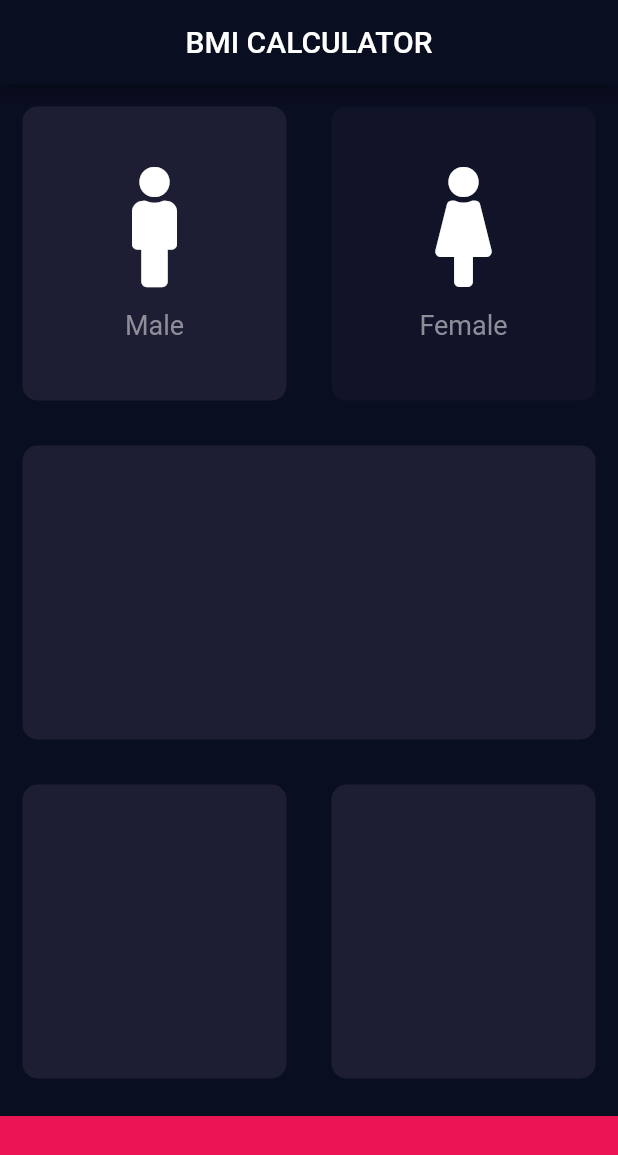
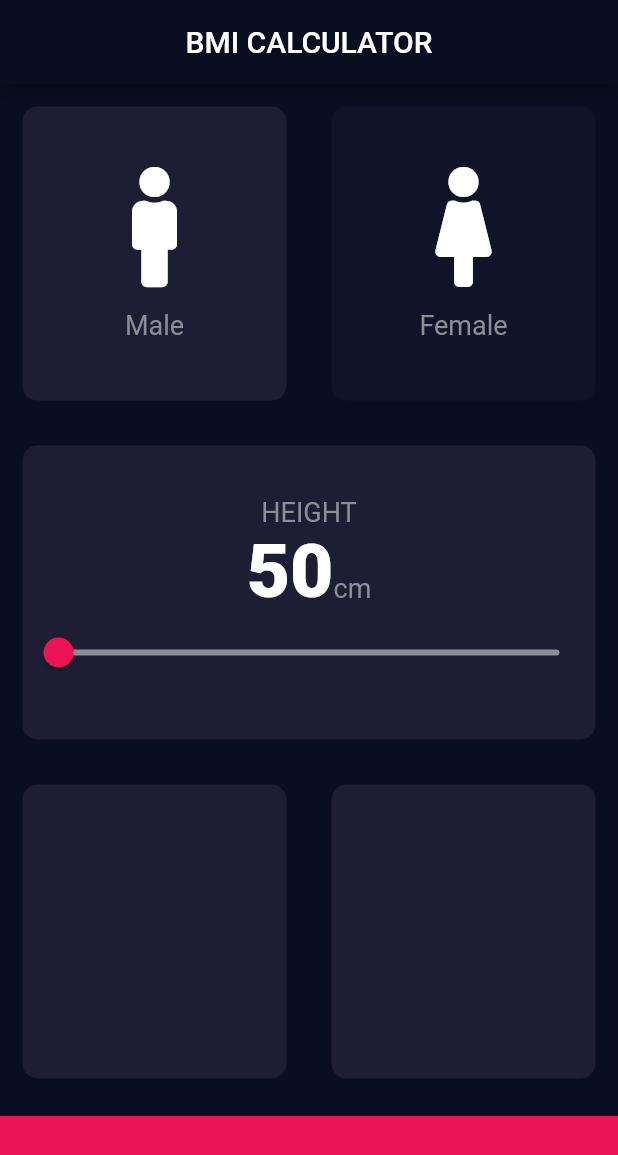
Before and after one commit to ishvar99/flutter_bmi_calculator, a Flutter app: the screen it shows after launch, on a phone screen of 412 x 824 dp. Shown: the top 1155 px of the screen. Run offline on Flutter 3.47's test engine with Material 2 defaults, Android fonts, the phone set to English and light mode, and no system bars; our stand-ins replace font_awesome_flutter.

Commit message:
added slider container

```diff
--- a/lib/main.dart
+++ b/lib/main.dart
@@ -1,16 +1,25 @@
 import 'package:flutter/material.dart';
 import './screens/home.dart';
+
 void main() => runApp(MyApp());
+
 class MyApp extends StatelessWidget {
   @override
   Widget build(BuildContext context) {
     return MaterialApp(
-      theme: ThemeData.dark(
-      ).copyWith(
-        primaryColor: Color(0xFF0A0E21),
-        scaffoldBackgroundColor: Color(0xFF0A0E21)
-      ),
-      home: Home()
-    );
+        theme: ThemeData.dark().copyWith(
+            primaryColor: Color(0xFF0A0E21),
+            scaffoldBackgroundColor: Color(0xFF0A0E21),
+            textTheme: TextTheme(
+              display1: TextStyle(
+                fontSize: 18,
+                color: Color(0xFF8D8E98),
+              ),
+              display2: TextStyle(
+                fontSize: 50,
+                fontWeight: FontWeight.w900
+              )
+            )),
+        home: Home());
   }
 }
--- a/lib/screens/home.dart
+++ b/lib/screens/home.dart
@@ -5,16 +5,19 @@ import '../widgets/iconContent.dart';
 import 'package:font_awesome_flutter/font_awesome_flutter.dart';
 
 const activeCardColor = Color(0xFF1D1E33);
-const inactiveCardColor=Color(0xFF111328);
+const inactiveCardColor = Color(0xFF111328);
 const bottomContainerHeight = 80.0;
 const bottomContainerColor = Color(0xFFEB1555);
-enum Gender{male,female}
+enum Gender { male, female }
+
 class Home extends StatefulWidget {
   @override
   _HomeState createState() => _HomeState();
 }
+
 class _HomeState extends State<Home> {
-Gender selectedGender=Gender.male;
+  Gender selectedGender = Gender.male;
+  double sliderValue = 50.0;
   @override
   Widget build(BuildContext context) {
     return Scaffold(
@@ -22,30 +25,40 @@ Gender selectedGender=Gender.male;
         title: Center(child: Text('BMI CALCULATOR')),
       ),
       body: Column(
+        crossAxisAlignment: CrossAxisAlignment.stretch,
         children: <Widget>[
           Expanded(
             child: Row(
               children: <Widget>[
                 Expanded(
                   child: myCard(
-                      tapped:(){
+                      tapped: () {
                         setState(() {
-                          selectedGender=Gender.male;
+                          selectedGender = Gender.male;
                         });
                       },
-                    cardChild: iconContent(icon:FontAwesomeIcons.male,iconLabel: 'Male',),
-                    color:selectedGender==Gender.male?activeCardColor:inactiveCardColor
+                      cardChild: iconContent(
+                        icon: FontAwesomeIcons.male,
+                        iconLabel: 'Male',
                       ),
+                      color: selectedGender == Gender.male
+                          ? activeCardColor
+                          : inactiveCardColor),
                 ),
                 Expanded(
                   child: myCard(
-                      tapped:(){
+                    tapped: () {
                       setState(() {
-                        selectedGender=Gender.female;
+                        selectedGender = Gender.female;
                       });
                     },
-                      cardChild: iconContent(icon:FontAwesomeIcons.female,iconLabel: 'Female',),
-                      color: selectedGender==Gender.female?activeCardColor:inactiveCardColor,
+                    cardChild: iconContent(
+                      icon: FontAwesomeIcons.female,
+                      iconLabel: 'Female',
+                    ),
+                    color: selectedGender == Gender.female
+                        ? activeCardColor
+                        : inactiveCardColor,
                   ),
                 ),
               ],
@@ -53,6 +66,40 @@ Gender selectedGender=Gender.male;
           ),
           Expanded(
             child: myCard(
+              cardChild: Column(
+                mainAxisAlignment: MainAxisAlignment.center,
+                crossAxisAlignment: CrossAxisAlignment.center,
+                children: <Widget>[
+                  Text(
+                    'HEIGHT',
+                    style: Theme.of(context).textTheme.display1,
+                  ),
+                  Row(
+                    mainAxisAlignment: MainAxisAlignment.center,
+                    crossAxisAlignment: CrossAxisAlignment.baseline,
+                    textBaseline: TextBaseline.alphabetic,
+                    children: <Widget>[
+                      Text(
+                        sliderValue.round().toString(),
+                        style: Theme.of(context).textTheme.display2,
+                      ),
+                      Text('cm', style: Theme.of(context).textTheme.display1),
+                    ],
+                  ),
+                  Slider(
+                    min: 50.0,
+                    max: 350.0,
+                    activeColor: Color(0xFFEB1555),
+                    inactiveColor: Color(0xFF8D8E98),
+                    value: sliderValue,
+                    onChanged: (val) {
+                      setState(() {
+                        sliderValue = val;
+                      });
+                    },
+                  )
+                ],
+              ),
               color: activeCardColor,
             ),
           ),
--- a/lib/widgets/iconContent.dart
+++ b/lib/widgets/iconContent.dart
@@ -16,10 +16,7 @@ class iconContent extends StatelessWidget {
         Text(
           iconLabel,
           textAlign: TextAlign.center,
-          style: TextStyle(
-            fontSize: 18,
-            color: Color(0xFF8D8E98),
-          ),
+          style: Theme.of(context).textTheme.display1,
         )
       ],
     );
```
Lines whose indentation alone changed are shown as unchanged.
